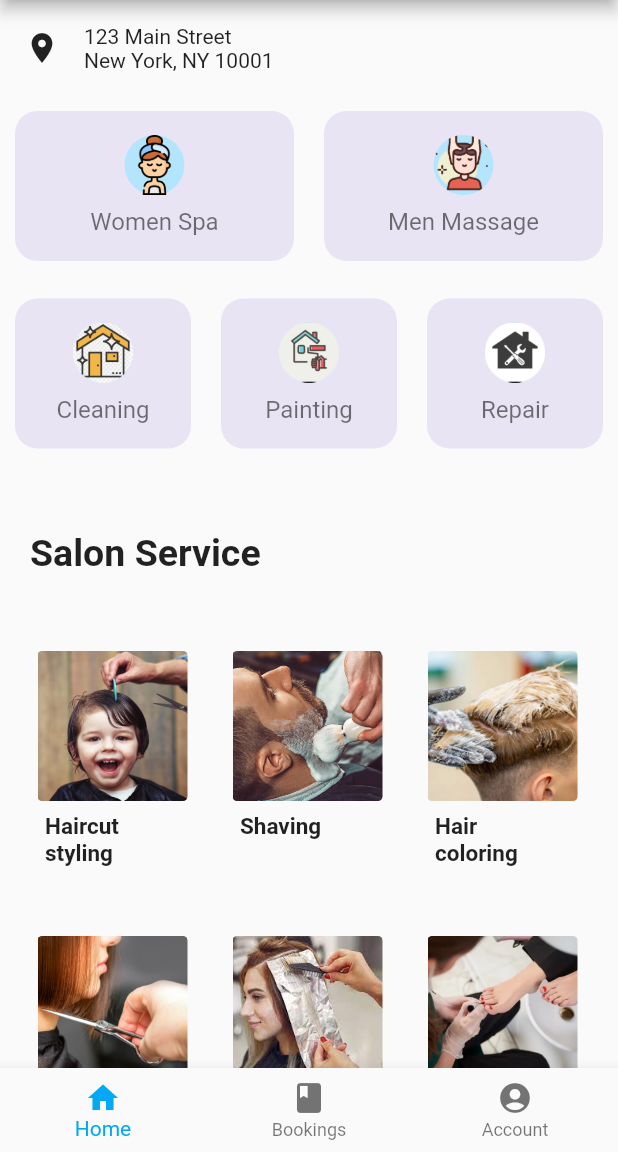
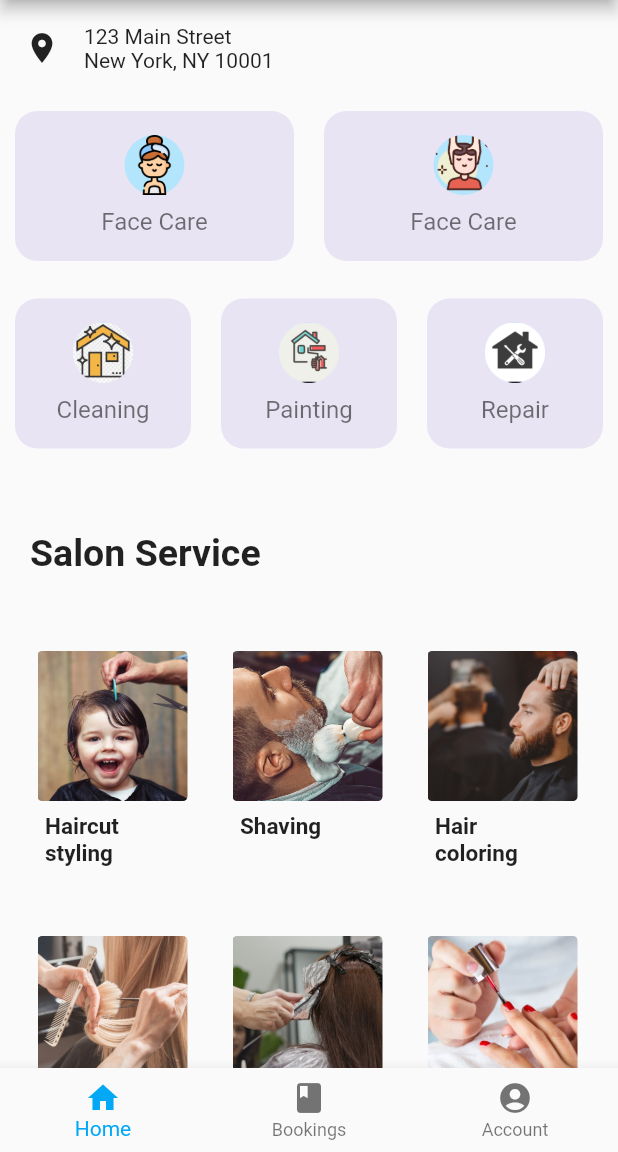
Before and after one commit to Ankit-Dhattarwal/User_homzy, a Flutter app: the screen it shows after launch, on a phone screen of 412 x 824 dp, the part 84-1236 px from its top. Run offline on Flutter 3.47's test engine with Material 2 defaults, Android fonts, the phone set to English and light mode, and no system bars; our stand-ins replace carousel_pro.

Commit message:
Merge remote-tracking branch 'origin/master'

```diff
--- a/lib/main.dart
+++ b/lib/main.dart
@@ -3,8 +3,9 @@ import 'package:carousel_pro/carousel_pro.dart';
 import 'package:final_homzy/small_serice/account_page.dart';
 import 'package:final_homzy/small_serice/takedata_page.dart';
 import 'package:final_homzy/small_serice/booked_service.dart';
-import 'package:final_homzy/small_serice/small_service_salon.dart';
+import 'package:final_homzy/small_serice/small_services_small_contianer .dart';
 import 'package:final_homzy/small_serice/small_service_page.dart';
+import 'package:final_homzy/small_serice/small_services_small_contianer .dart';
 
 
 
@@ -24,7 +25,7 @@ class MyApp extends StatelessWidget {
   }
 }
 class HomeScreen extends StatelessWidget {
-  Widget SalonServiceConatiner(BuildContext context, String image, String name1, String name2){
+  Widget SalonServiceConatiner(BuildContext context, String image, String name1, String name2, int price, String desc){
     return  Container(
    //   width: 200,
       child: Column(
@@ -45,7 +46,7 @@ class HomeScreen extends StatelessWidget {
                       onTap: () {
                         Navigator.push(
                           context,
-                          MaterialPageRoute(builder: (context) => ServiceInfo(name: name1 + name2, img: Image.asset(image),)),
+                          MaterialPageRoute(builder: (context) => ServiceInfo (name: name1 + name2, img: Image.asset(image), price: price, desc: desc,)),
                         );
                       },
                       child: ClipRRect(
@@ -87,7 +88,7 @@ class HomeScreen extends StatelessWidget {
       ),
     );
   }
-  Widget ServiceCategories(BuildContext context, String image , String name1, String name2){
+  Widget ServiceCategories(BuildContext context, String image , String name1, String name2, int price, String desc){
     return Column(
       mainAxisSize: MainAxisSize.min,
       children: [
@@ -106,7 +107,7 @@ class HomeScreen extends StatelessWidget {
                         onTap: () {
                           Navigator.push(
                             context,
-                            MaterialPageRoute(builder: (context) => ServiceInfo(name: name1 + name2, img: Image.asset(image),)),
+                            MaterialPageRoute(builder: (context) => ServiceInfo(name: name1 + name2, img: Image.asset(image), price: price, desc: desc,)),
                           );
                         },
                         child: ClipRRect(
@@ -181,8 +182,15 @@ class HomeScreen extends StatelessWidget {
       ),
     );
   }
-  Widget SmallCategoriesBasic(BuildContext context, String image, String name){
-    return  Expanded(
+  Widget SmallCategoriesBasic(BuildContext context, String image, String name) {
+    return Expanded(
+      child: GestureDetector(
+        onTap: () {
+          Navigator.push(
+            context,
+            MaterialPageRoute(builder: (context) => CleaningServiceScreen()),
+          );
+        },
         child: Container(
           decoration: BoxDecoration(
             borderRadius: BorderRadius.circular(15),
@@ -200,22 +208,23 @@ class HomeScreen extends StatelessWidget {
               SizedBox(height: 8),
               Padding(
                 padding: EdgeInsets.all(0.5),
-              child: Center(child:
-              Text(name,
-                style:
-                TextStyle(fontSize: 16,
-                  color:
-                  Colors.black54,
+                child: Center(
+                  child: Text(
+                    name,
+                    style: TextStyle(
+                      fontSize: 16,
+                      color: Colors.black54,
                     ),
                   ),
                 ),
               ),
             ],
           ),
-
+        ),
       ),
     );
   }
+
   @override
   Widget build(BuildContext context) {
     return Scaffold(
@@ -253,12 +262,12 @@ class HomeScreen extends StatelessWidget {
                 SmallCategories(
                   context,
                   "assets/images/spa.png",
-                  "Women Spa",
+                  "Face Care",
                 ),
                 SmallCategories(
                   context,
                   "assets/images/massage.png",
-                  "Men Massage",
+                  "Face Care",
                 ),
               ],
             ),
@@ -862,19 +871,31 @@ class HomeScreen extends StatelessWidget {
                     SalonServiceConatiner(context,
                         "assets/salon_men/child_hari_cut.jpeg",
                         "Haircut ",
-                        "styling"),
+                        "styling",
+                      int.parse("499"),
+                      "A men's haircut typically involves using scissors or clippers to cut the hair to a desired length or style."
+                    ),
                     SalonServiceConatiner(context,
                         "assets/salon_men/men_shaving_4.1.jpeg",
                         "Shaving ",
-                        ""),
+                        "",
+                      int.parse("299"),
+                      " This can involve using shaving cream or gel to lubricate the skin and help the razor glide smoothly over the face."
+                    ),
                     SalonServiceConatiner(context,
-                        "assets/salon_men/men_hair_color.jpeg",
+                        "assets/salon_men/men_color_3.3.png",
                         "Hair ",
-                        "coloring"),
+                        "coloring",
+                     int.parse("999"),
+                      "This can involve using a hair dye or other coloring product to add color to the hair, or to cover up gray hairs."
+                    ),
                     SalonServiceConatiner(context,
                         "assets/salon_men/facial_trement_2.0.webp",
                         "Facial ",
-                        "treatments"),
+                        "treatments",
+                      int.parse("1249"),
+                      "A facial treatment is a skincare procedure designed to improve the appearance and health of a man's facial skin."
+                    ),
                   ],
                 ),
               ),
@@ -886,22 +907,34 @@ class HomeScreen extends StatelessWidget {
                 child: Row(
                   children: [
                     SalonServiceConatiner(context,
-                        "assets/salon_women/women_haircut_2.0.jpeg",
+                        "assets/salon_women/hair_cutt_women_5.2.jpeg",
                         "Haircut ",
-                        "styling"),
+                        "styling",
+                      int.parse("699"),
+                      "This can include cutting the hair to a certain length or style, as well as shaping the hair around the face, sides, and back of the head."
+                    ),
                     SalonServiceConatiner(context,
-                        "assets/salon_women/hair_color.jpeg",
+                        "assets/salon_women/coloring hair_women_sec.jpeg",
                         "Hair ",
-                        "coloring"),
+                        "coloring",
+                      int.parse("1549"),
+                      "This can involve using a hair dye or other coloring product to add color to the hair, or to cover up gray hairs."
+                    ),
 
                     SalonServiceConatiner(context,
-                        "assets/salon_women/manicure.webp",
+                        "assets/salon_women/manicure_3.1.jpeg",
                         "Manicure ",
-                        "pedicure"),
+                        "pedicure",
+                      int.parse("599"),
+                      "Manicure and pedicure treatments are procedures designed to improve the appearance and health of a woman's hands, feet, and nails."
+                    ),
                     SalonServiceConatiner(context,
-                        "assets/salon_women/glow.jpeg",
+                        "assets/salon_women/makup_women_3.1.webp",
                         "Makeup ",
-                        ""),
+                        "",
+                        int.parse("5999"),
+                        "This can include makeup for special events or occasions, such as photo shoots, or everyday makeup for work or social situations.",
+                    ),
                   ],
                 ),
               ),
@@ -973,21 +1006,29 @@ class HomeScreen extends StatelessWidget {
                       "assets/sub_service/plumber_image/faucet_4.1.webp",
                       "Faucet repair ",
                       "installation",
+                      int.parse("599"),
+                      "Faucet repair and installation involve fixing or installing the plumbing fixture that controls the flow of water in a sink, bathtub, or shower."
                     ),
                     ServiceCategories(context,
                       "assets/sub_service/plumber_image/pipe_4.1.webp",
                       "Pipe repair ",
                       "replacement",
+                        int.parse("899"),
+                      "Pipe repair involves fixing or replacing damaged pipes that carry water, gas, or other fluids throughout a building."
                     ),
                     ServiceCategories(context,
                       "assets/sub_service/plumber_image/water_heater_3.3.jpeg",
                       "Water heater ",
                       "repair installation",
+                        int.parse("799"),
+                      "Water heater repair and installation involve fixing or installing the system that provides hot water to a building."
                     ),
                     ServiceCategories(context,
                       "assets/sub_service/plumber_image/water_system_3.2.jpeg",
                       "Water system ",
                       "installation",
+                        int.parse("999"),
+                      "Water system repair and installation involve fixing or installing the plumbing system that provides potable water to a building."
                     ),
                   ],
                 ),
@@ -1022,21 +1063,29 @@ class HomeScreen extends StatelessWidget {
                       "assets/sub_service/Electric_image/ac_repair_3.3.jpeg",
                       "Ac repair ",
                       "installation",
+                        int.parse("899"),
+                      "This can include repairing or replacing damaged components such as the compressor, condenser, or refrigerant lines, or cleaning and tuning up the system to improve its efficiency and performance."
                     ),
                     ServiceCategories(context,
                       "assets/sub_service/Electric_image/lighting_3.3.webp",
                       "Lighting",
                       "",
+                        int.parse("699"),
+                      "This can include repairing or replacing damaged components such as light fixtures, switches, or wiring, or installing new lighting altogether."
                     ),
                     ServiceCategories(context,
                       "assets/sub_service/Electric_image/referegator-repairing-large.jpg",
                       "Refrigerator ",
                       "Repair",
+                        int.parse("1299"),
+                      "This can include repairing or replacing damaged components such as the compressor, condenser, or evaporator fan, or cleaning and tuning up the system to improve its efficiency and performance."
                     ),
                     ServiceCategories(context,
                       "assets/sub_service/Electric_image/washing_machine_3.2.jpeg",
                       "Washing Machine ",
                       "repair",
+                        int.parse("5999"),
+                      "This can include repairing or replacing damaged components such as the motor, belts, or agitator, or cleaning and tuning up the machine to improve its efficiency and performance. "
                     ),
                   ],
                 ),
```
Also changed, not shown: lib/small_serice/small_service_page.dart (+6 -2 lines), lib/small_serice/small_services_small_contianer .dart (added, +183 -0 lines), pubspec.yaml (+6 -5 lines), assets/salon_men/men_color_3.3.png (added), assets/salon_women/change_pixel.jpg (added), assets/salon_women/coloring hair_women_sec.jpeg (added), assets/salon_women/hair_coloring_6.6.jpeg (added), assets/salon_women/hair_cutt_women_5.2.jpeg (added), assets/salon_women/makup_women_3.1.webp (added), assets/salon_women/manicure_3.1.jpeg (added), assets/salon_women/women_hari_coloring_3.6.jpeg (added), lib/small_serice/small_service_salon.dart (deleted). Lines whose indentation alone changed are shown as unchanged.
